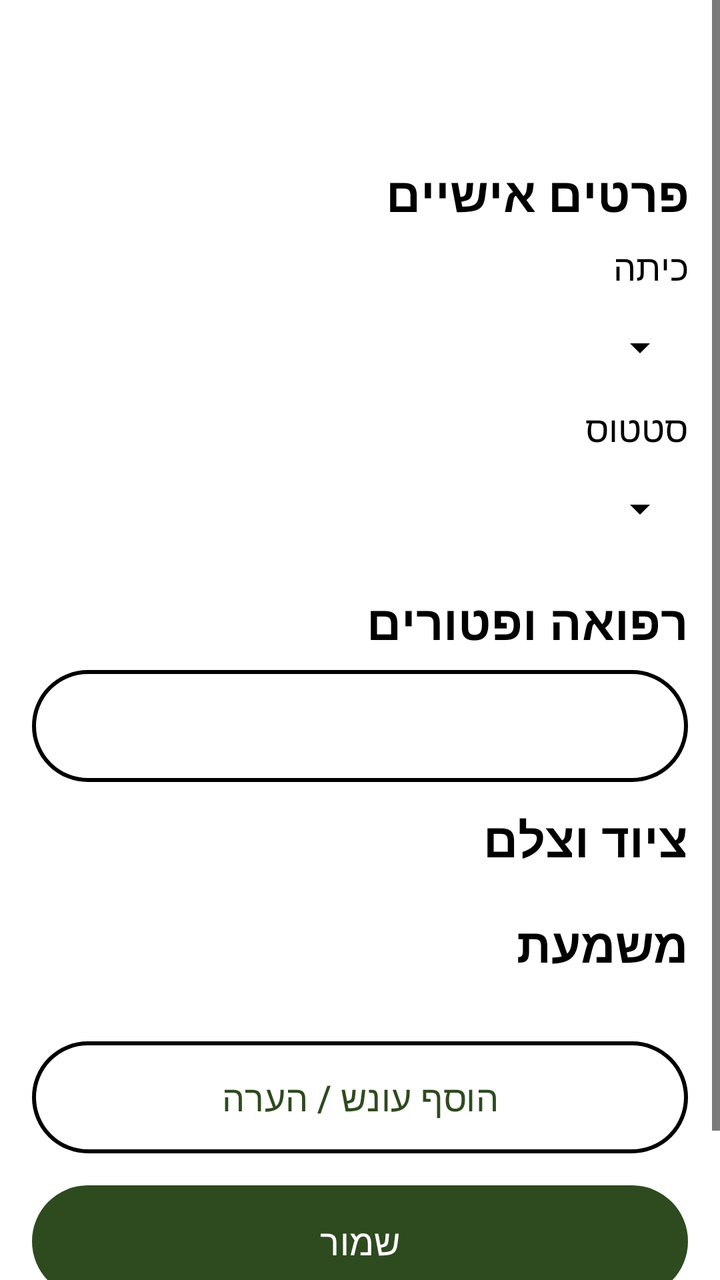
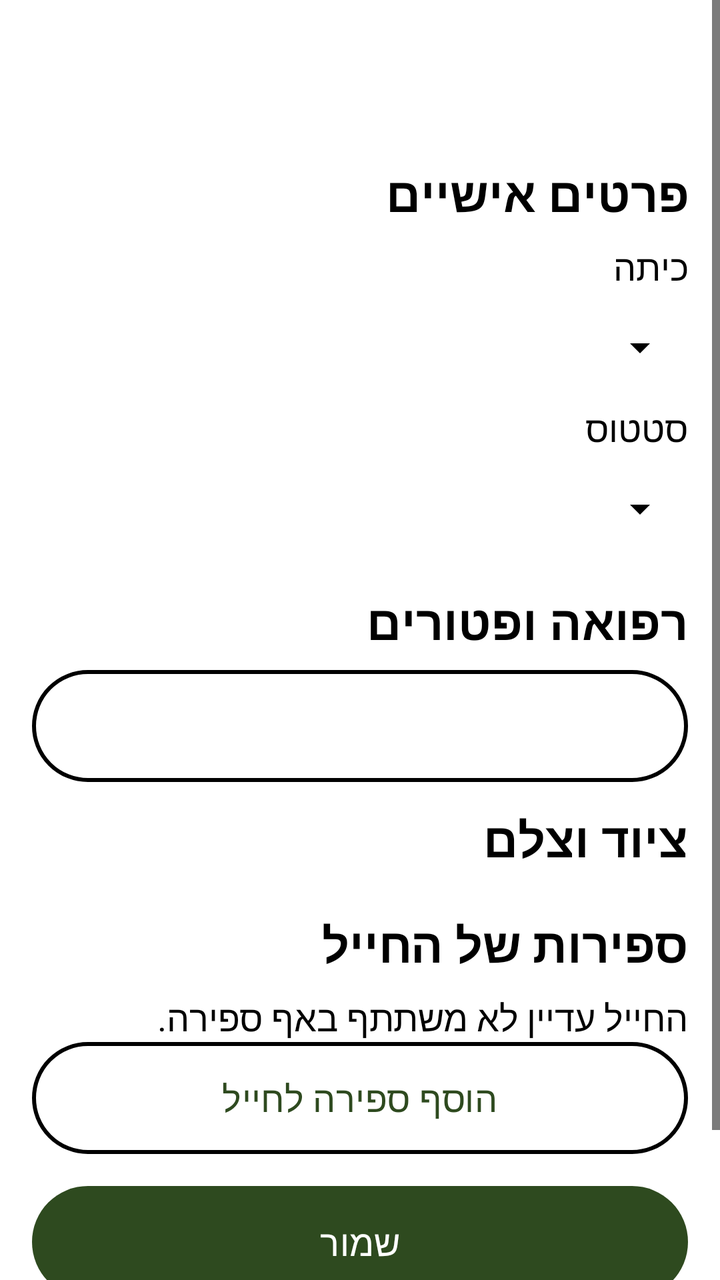

Two renders of the same Android screen: before a commit and after it. Below are the layout's source before the change and the commit's diff.
<!-- AndroidManifest.xml: application theme Theme.Hakshev -->
<!-- res/layout/activity_soldier.xml -->
<?xml version="1.0" encoding="utf-8"?>
<ScrollView xmlns:android="http://schemas.android.com/apk/res/android"
    android:layout_width="match_parent"
    android:layout_height="match_parent"
    android:fillViewport="true">

    <LinearLayout
        android:layout_width="match_parent"
        android:layout_height="wrap_content"
        android:orientation="vertical"
        android:padding="16dp">

        <TextView
            android:id="@+id/tvTitle"
            style="@style/HkTitle"
            android:layout_width="match_parent"
            android:layout_height="wrap_content" />

        <TextView
            android:id="@+id/tvAlertBanner"
            android:layout_width="match_parent"
            android:layout_height="wrap_content"
            android:background="@color/hk_alert"
            android:padding="12dp"
            android:textColor="#FFFFFF"
            android:textSize="18sp"
            android:textStyle="bold"
            android:visibility="gone" />

        <TextView
            style="@style/HkTitle"
            android:layout_width="match_parent"
            android:layout_height="wrap_content"
            android:text="@string/section_personal" />

        <LinearLayout
            android:id="@+id/formPersonal"
            android:layout_width="match_parent"
            android:layout_height="wrap_content"
            android:orientation="vertical" />

        <TextView
            style="@style/HkBody"
            android:layout_width="match_parent"
            android:layout_height="wrap_content"
            android:text="@string/label_squad" />

        <Spinner
            android:id="@+id/spSquad"
            android:layout_width="match_parent"
            android:layout_height="56dp" />

        <TextView
            style="@style/HkBody"
            android:layout_width="match_parent"
            android:layout_height="wrap_content"
            android:text="@string/label_status" />

        <Spinner
            android:id="@+id/spStatus"
            android:layout_width="match_parent"
            android:layout_height="56dp" />

        <TextView
            style="@style/HkTitle"
            android:layout_width="match_parent"
            android:layout_height="wrap_content"
            android:text="@string/section_medical" />

        <LinearLayout
            android:id="@+id/formMedical"
            android:layout_width="match_parent"
            android:layout_height="wrap_content"
            android:orientation="vertical" />

        <com.google.android.material.button.MaterialButton
            android:id="@+id/btnExpiry"
            style="@style/HkButtonOutlined"
            android:layout_width="match_parent"
            android:layout_height="wrap_content" />

        <TextView
            style="@style/HkTitle"
            android:layout_width="match_parent"
            android:layout_height="wrap_content"
            android:text="@string/section_equipment" />

        <LinearLayout
            android:id="@+id/formEquipment"
            android:layout_width="match_parent"
            android:layout_height="wrap_content"
            android:orientation="vertical" />

        <TextView
            style="@style/HkTitle"
            android:layout_width="match_parent"
            android:layout_height="wrap_content"
            android:text="@string/section_discipline" />

        <TextView
            android:id="@+id/tvHoursTotal"
            style="@style/HkBody"
            android:layout_width="match_parent"
            android:layout_height="wrap_content"
            android:textStyle="bold" />

        <LinearLayout
            android:id="@+id/disciplineList"
            android:layout_width="match_parent"
            android:layout_height="wrap_content"
            android:orientation="vertical" />

        <com.google.android.material.button.MaterialButton
            android:id="@+id/btnAddDiscipline"
            style="@style/HkButtonOutlined"
            android:layout_width="match_parent"
            android:layout_height="wrap_content"
            android:text="@string/add_discipline" />

        <com.google.android.material.button.MaterialButton
            android:id="@+id/btnSave"
            style="@style/HkButton"
            android:layout_width="match_parent"
            android:layout_height="wrap_content"
            android:layout_marginTop="16dp"
            android:text="@string/save" />

        <com.google.android.material.button.MaterialButton
            android:id="@+id/btnDelete"
            style="@style/HkButtonOutlined"
            android:layout_width="match_parent"
            android:layout_height="wrap_content"
            android:text="@string/delete_soldier"
            android:textColor="@color/hk_alert" />
    </LinearLayout>
</ScrollView>
<!-- resources referenced by this layout -->
<resources>
  <color name="hk_alert">#B00020</color>
  <string name="add_discipline">הוסף עונש / הערה</string>
  <string name="delete_soldier">מחק חייל</string>
  <string name="label_squad">כיתה</string>
  <string name="label_status">סטטוס</string>
  <string name="save">שמור</string>
  <string name="section_discipline">משמעת</string>
  <string name="section_equipment">ציוד וצל"ם</string>
  <string name="section_medical">רפואה ופטורים</string>
  <string name="section_personal">פרטים אישיים</string>
  <style name="HkBody" parent="">
          <item name="android:textSize">18sp</item>
          <item name="android:textColor">?attr/colorOnBackground</item>
      </style>
  <style name="HkButton" parent="Widget.Material3.Button">
          <item name="android:minHeight">56dp</item>
          <item name="android:textSize">18sp</item>
          <item name="android:insetTop">0dp</item>
          <item name="android:insetBottom">0dp</item>
          <item name="android:layout_marginTop">4dp</item>
          <item name="android:layout_marginBottom">4dp</item>
      </style>
  <style name="HkButtonOutlined" parent="Widget.Material3.Button.OutlinedButton">
          <item name="android:minHeight">56dp</item>
          <item name="android:textSize">18sp</item>
          <item name="android:insetTop">0dp</item>
          <item name="android:insetBottom">0dp</item>
          <item name="strokeColor">?attr/colorOutline</item>
          <item name="strokeWidth">2dp</item>
      </style>
  <style name="HkTitle" parent="">
          <item name="android:textSize">24sp</item>
          <item name="android:textStyle">bold</item>
          <item name="android:textColor">?attr/colorOnBackground</item>
          <item name="android:paddingTop">12dp</item>
          <item name="android:paddingBottom">8dp</item>
      </style>
  <style name="Theme.Hakshev" parent="Theme.Material3.DayNight.NoActionBar">
          <item name="colorPrimary">@color/hk_primary</item>
          <item name="colorOnPrimary">@color/hk_on_primary</item>
          <item name="colorSecondary">@color/hk_primary</item>
          <item name="colorOnSecondary">@color/hk_on_primary</item>
          <item name="android:colorBackground">@color/hk_bg</item>
          <item name="colorSurface">@color/hk_surface</item>
          <item name="colorOnSurface">@color/hk_text</item>
          <item name="colorOnBackground">@color/hk_text</item>
          <item name="colorSurfaceVariant">@color/hk_surface</item>
          <item name="colorOnSurfaceVariant">@color/hk_text</item>
          <item name="colorOutline">@color/hk_outline</item>
          <item name="colorError">@color/hk_alert</item>
          <item name="android:textColorPrimary">@color/hk_text</item>
          <item name="android:textColorSecondary">@color/hk_text</item>
          <item name="android:statusBarColor">@color/hk_bg</item>
          <item name="android:navigationBarColor">@color/hk_bg</item>
          <item name="materialButtonStyle">@style/HkButton</item>
      </style>
  <color name="hk_primary">#2E4A1F</color>
  <color name="hk_on_primary">#FFFFFF</color>
  <color name="hk_bg">#FFFFFF</color>
  <color name="hk_surface">#F1F1EA</color>
  <color name="hk_text">#000000</color>
  <color name="hk_outline">#000000</color>
</resources>

<!-- the commit's change to res/layout/activity_soldier.xml (unified diff, before → after) -->
@@ -95,27 +95,27 @@
             style="@style/HkTitle"
             android:layout_width="match_parent"
             android:layout_height="wrap_content"
-            android:text="@string/section_discipline" />
+            android:text="@string/section_counters" />
 
         <TextView
-            android:id="@+id/tvHoursTotal"
+            android:id="@+id/tvNoCounters"
             style="@style/HkBody"
             android:layout_width="match_parent"
             android:layout_height="wrap_content"
-            android:textStyle="bold" />
+            android:text="@string/soldier_no_counters" />
 
-        <LinearLayout
-            android:id="@+id/disciplineList"
+        <androidx.recyclerview.widget.RecyclerView
+            android:id="@+id/countersList"
             android:layout_width="match_parent"
             android:layout_height="wrap_content"
-            android:orientation="vertical" />
+            android:nestedScrollingEnabled="false" />
 
         <com.google.android.material.button.MaterialButton
-            android:id="@+id/btnAddDiscipline"
+            android:id="@+id/btnAddCounter"
             style="@style/HkButtonOutlined"
             android:layout_width="match_parent"
             android:layout_height="wrap_content"
-            android:text="@string/add_discipline" />
+            android:text="@string/add_counter_to_soldier" />
 
         <com.google.android.material.button.MaterialButton
             android:id="@+id/btnSave"
<!-- resource entries referenced after the edit -->
@@ -1,15 +1,16 @@
 <!-- resources referenced by this layout -->
 <resources>
   <color name="hk_alert">#B00020</color>
-  <string name="add_discipline">הוסף עונש / הערה</string>
+  <string name="add_counter_to_soldier">הוסף ספירה לחייל</string>
   <string name="delete_soldier">מחק חייל</string>
   <string name="label_squad">כיתה</string>
   <string name="label_status">סטטוס</string>
   <string name="save">שמור</string>
-  <string name="section_discipline">משמעת</string>
+  <string name="section_counters">ספירות של החייל</string>
   <string name="section_equipment">ציוד וצל"ם</string>
   <string name="section_medical">רפואה ופטורים</string>
   <string name="section_personal">פרטים אישיים</string>
+  <string name="soldier_no_counters">החייל עדיין לא משתתף באף ספירה.</string>
   <style name="HkBody" parent="">
           <item name="android:textSize">18sp</item>
           <item name="android:textColor">?attr/colorOnBackground</item>
